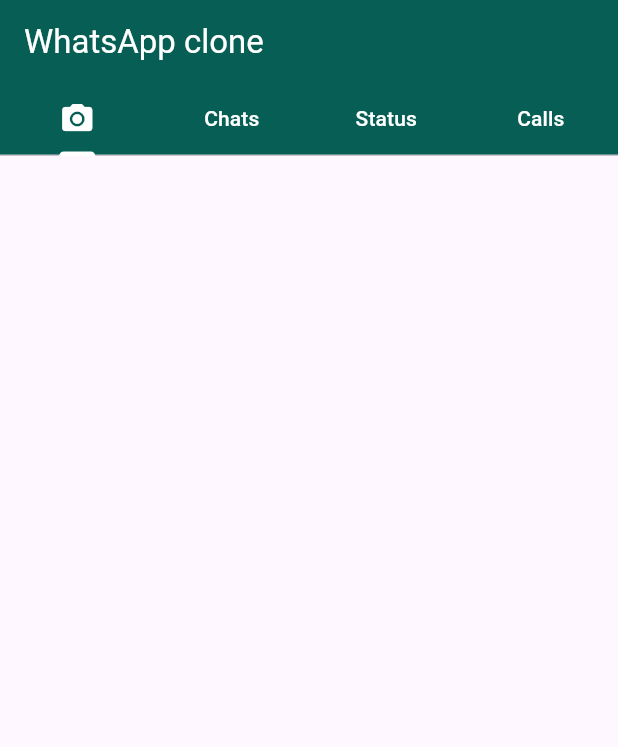
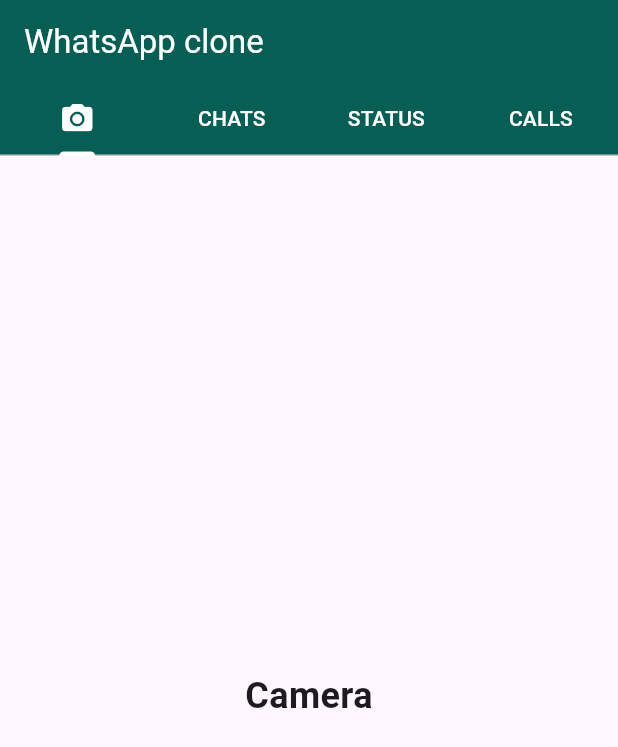
Before and after one commit to TonyV23/WhatsApp-Ui-Clone, a Flutter app: the screen it shows after launch, on a phone screen of 412 x 824 dp. Shown: the top 747 px of the screen. Run offline on Flutter 3.47's test engine with Material 3 defaults, Android fonts, the phone set to English and light mode, and no system bars.

Commit message:
added basics screens camera, chats, status and calls

```diff
--- /dev/null
+++ b/lib/screens/camera.dart
@@ -0,0 +1,22 @@
+import 'package:flutter/material.dart';
+
+class Camera extends StatefulWidget {
+  const Camera({super.key});
+
+  @override
+  State<Camera> createState() => _CameraState();
+}
+
+class _CameraState extends State<Camera> {
+  @override
+  Widget build(BuildContext context) {
+    return Scaffold(
+      body: Center(
+        child: Text(
+          "Camera",
+          style: TextStyle(fontWeight: FontWeight.bold, fontSize: 24),
+        ),
+      ),
+    );
+  }
+}
--- a/lib/screens/whatsappui.dart
+++ b/lib/screens/whatsappui.dart
@@ -1,4 +1,8 @@
 import 'package:flutter/material.dart';
+import 'package:whatsapp_ui_clone/screens/calls.dart';
+import 'package:whatsapp_ui_clone/screens/camera.dart';
+import 'package:whatsapp_ui_clone/screens/chats.dart';
+import 'package:whatsapp_ui_clone/screens/status.dart';
 
 class MyWhatsAppUi extends StatefulWidget {
   const MyWhatsAppUi({super.key});
@@ -20,16 +24,19 @@ class _MyWhatsAppUiState extends State<MyWhatsAppUi> {
           ),
           backgroundColor: Color(0xff075e54),
           bottom: TabBar(
-            labelColor: Colors.white,
-            unselectedLabelColor: Colors.white,
-            indicatorColor: Colors.white,
-            tabs: [
-            Tab(icon: Icon(Icons.camera_alt),),
-            Tab(text: "Chats"),
-            Tab(text: "Status"),
-            Tab(text: "Calls"),
-          ]),
+              labelColor: Colors.white,
+              unselectedLabelColor: Colors.white,
+              indicatorColor: Colors.white,
+              tabs: [
+                Tab(
+                  icon: Icon(Icons.camera_alt),
+                ),
+                Tab(text: "CHATS"),
+                Tab(text: "STATUS"),
+                Tab(text: "CALLS"),
+              ]),
         ),
+        body: TabBarView(children: [Camera(), Chats(), Status(), Calls()]),
       ),
     );
   }
```
Also changed, not shown: lib/screens/calls.dart (added, +27 -0 lines), lib/screens/chats.dart (added, +27 -0 lines), lib/screens/status.dart (added, +27 -0 lines).
